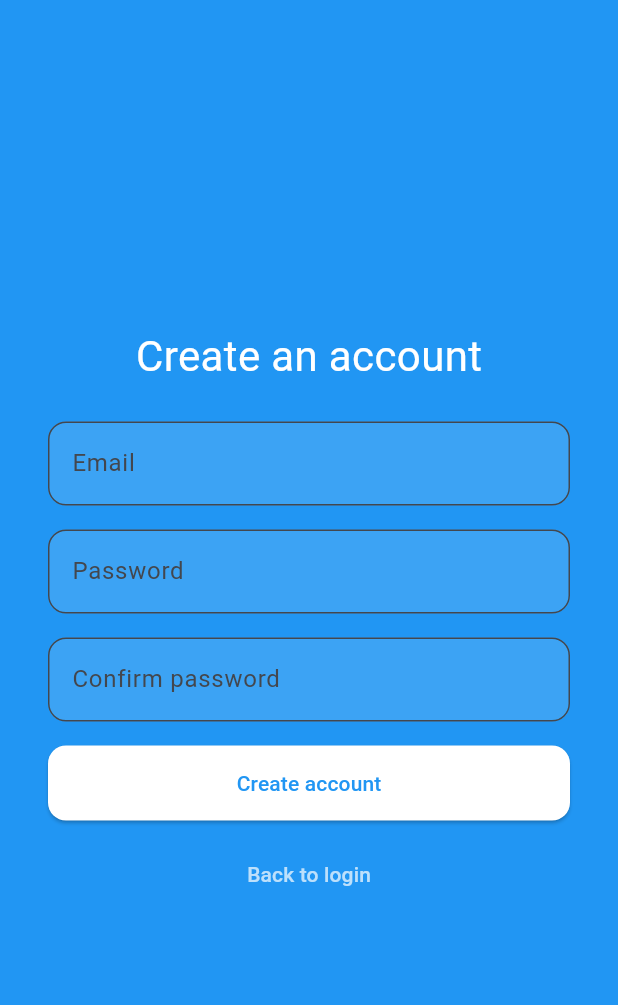
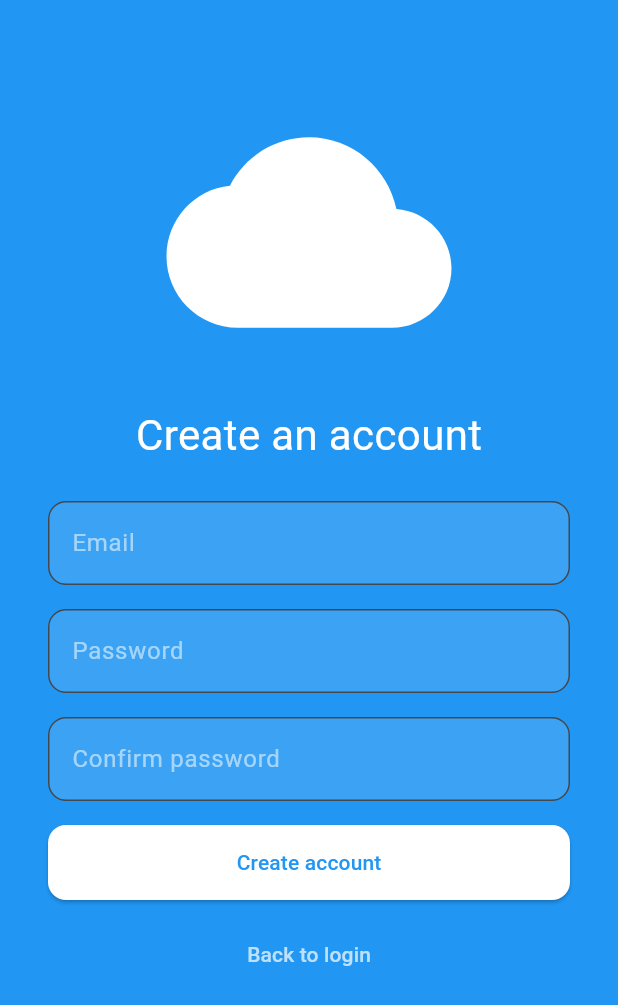
Before and after one commit to dafiee/archive, a Flutter app: the screen it shows after launch, after a tap on "Login", after a tap on "Sign up", on a phone screen of 412 x 824 dp. Shown: the top 1005 px of the screen. Run offline on Flutter 3.47's test engine with Material 3 defaults, Android fonts, the phone set to English and light mode, and no system bars; our stand-ins replace audioplayers, chewie, cloud_firestore, file_picker, firebase_auth, firebase_core and 5 more; missing offline and left inert: flutter_pdfview; accounts and stored records are empty; network calls fail.

Commit message:
Fix layout bugs and improve signup screen structure

```diff
--- a/lib/screens/login_screen.dart
+++ b/lib/screens/login_screen.dart
@@ -155,6 +155,11 @@ class _LoginScreenState extends State<LoginScreen>
           Positioned.fill(
             child: IgnorePointer(
               child: Center(
+                child: Container(
+                  width: 110, // Set your desired width
+                  height: 450, // Set your desired height
+                  alignment: Alignment.center,
+                  color: Colors.transparent, // Optional: helps with debugging
                   child: FractionallySizedBox(
                     widthFactor: 1.0,
                     heightFactor: 1.0,
@@ -167,21 +172,24 @@ class _LoginScreenState extends State<LoginScreen>
                             return Transform.translate(
                               offset: Offset(
                                 animation.value.dx *
-                                  MediaQuery.of(context).size.width,
+                                    210, // match container width
                                 animation.value.dy *
-                                  MediaQuery.of(context).size.height,
+                                    400, // match container height
                               ),
                               child: Opacity(
                                 opacity: 0.6,
-                              child: Icon(Icons.folder,
+                                child: Icon(
+                                  Icons.folder,
                                   size: 30,
                                   // ignore: deprecated_member_use
-                                  color: Colors.amber.withOpacity(0.7)),
+                                  color: Colors.amber.withOpacity(0.7),
+                                ),
                               ),
                             );
                           },
                         );
                       }).toList(),
+                    ),
                   ),
                 ),
               ),
@@ -279,7 +287,7 @@ class _LoginScreenState extends State<LoginScreen>
                     style: const TextStyle(color: Colors.white),
                     textInputAction: TextInputAction.done,
                     onSubmitted: (_) =>
-                        loginUser(), // 👈 triggers login on "Enter"
+                        loginUser(), // triggers login on "Enter"
                     decoration: InputDecoration(
                       hintText: "Password",
                       hintStyle: const TextStyle(color: Colors.white54),
--- a/lib/screens/sign_up_screen.dart
+++ b/lib/screens/sign_up_screen.dart
@@ -394,97 +394,230 @@ class _SignUpScreenState extends State<SignUpScreen> {
     super.dispose();
   }
 
+  InputDecoration _inputDecoration(String hint) => InputDecoration(
+        hintText: hint,
+        fillColor: Colors.white12,
+        filled: true,
+        border: OutlineInputBorder(
+          borderRadius: BorderRadius.circular(12),
+        ),
+        hintStyle: const TextStyle(color: Colors.white54),
+      );
+
   @override
   Widget build(BuildContext context) {
     return Scaffold(
       backgroundColor: Colors.blue,
+      // body: SafeArea(
+      //   child: Padding(
+      //     padding: const EdgeInsets.symmetric(horizontal: 32),
+      //     child: Column(
+      //       mainAxisAlignment: MainAxisAlignment.center,
+      //       children: [
+      //         // Top cloud mask
+      //         Positioned(
+      //           top: 0,
+      //           left: 0,
+      //           right: 0,
+      //           child: Container(
+      //             height: 250,
+      //             decoration: const BoxDecoration(
+      //               color: Colors.blue,
+      //               borderRadius: BorderRadius.vertical(
+      //                 bottom: Radius.circular(50),
+      //               ),
+      //             ),
+      //             child: Align(
+      //               alignment: Alignment.bottomCenter,
+      //               child: Icon(Icons.cloud, size: 190, color: Colors.white),
+      //             ),
+      //           ),
+      //         ),
+
+      //         const Text(
+      //           "Create an account",
+      //           style: TextStyle(fontSize: 28, color: Colors.white),
+      //         ),
+      //         const SizedBox(height: 24),
+
+      //         // — Email —
+      //         TextField(
+      //           controller: _emailCtl,
+      //           decoration: InputDecoration(
+      //             hintText: "Email",
+      //             fillColor: Colors.white12,
+      //             filled: true,
+      //             border: OutlineInputBorder(
+      //                 borderRadius: BorderRadius.circular(12)),
+      //           ),
+      //           style: const TextStyle(color: Colors.white),
+      //           keyboardType: TextInputType.emailAddress,
+      //           textInputAction: TextInputAction.next,
+      //           onSubmitted: (_) => FocusScope.of(context).nextFocus(),
+      //         ),
+      //         const SizedBox(height: 16),
+
+      //         // — Password —
+      //         TextField(
+      //           controller: _passCtl,
+      //           decoration: InputDecoration(
+      //             hintText: "Password",
+      //             fillColor: Colors.white12,
+      //             filled: true,
+      //             border: OutlineInputBorder(
+      //                 borderRadius: BorderRadius.circular(12)),
+      //           ),
+      //           style: const TextStyle(color: Colors.white),
+      //           obscureText: true,
+      //           textInputAction: TextInputAction.next,
+      //           onSubmitted: (_) => FocusScope.of(context).nextFocus(),
+      //         ),
+      //         const SizedBox(height: 16),
+
+      //         // — Confirm —
+      //         TextField(
+      //           controller: _confirmCtl,
+      //           decoration: InputDecoration(
+      //             hintText: "Confirm password",
+      //             fillColor: Colors.white12,
+      //             filled: true,
+      //             border: OutlineInputBorder(
+      //                 borderRadius: BorderRadius.circular(12)),
+      //           ),
+      //           style: const TextStyle(color: Colors.white),
+      //           obscureText: true,
+      //           textInputAction: TextInputAction.done,
+      //           onSubmitted: (_) => signUp(),
+      //         ),
+
+      //         // — Error Card —
+      //         if (error != null)
+      //           Card(
+      //             color: Colors.red.shade50,
+      //             margin: const EdgeInsets.symmetric(vertical: 12),
+      //             child: Padding(
+      //               padding: const EdgeInsets.all(12),
+      //               child: Row(
+      //                 children: [
+      //                   const Icon(Icons.error_outline, color: Colors.red),
+      //                   const SizedBox(width: 8),
+      //                   Expanded(
+      //                     child: Text(
+      //                       error!,
+      //                       style: const TextStyle(color: Colors.red),
+      //                     ),
+      //                   ),
+      //                 ],
+      //               ),
+      //             ),
+      //           ),
+
+      //         const SizedBox(height: 16),
+
+      //         // — Create Account Button —
+      //         isLoading
+      //             ? const CircularProgressIndicator(color: Colors.white)
+      //             : ElevatedButton(
+      //                 onPressed: signUp,
+      //                 style: ElevatedButton.styleFrom(
+      //                   backgroundColor: Colors.white,
+      //                   foregroundColor: Colors.blue,
+      //                   minimumSize: const Size.fromHeight(50),
+      //                   shape: RoundedRectangleBorder(
+      //                       borderRadius: BorderRadius.circular(12)),
+      //                 ),
+      //                 child: const Text("Create account"),
+      //               ),
+
+      //         const SizedBox(height: 12),
+
+      //         // — Back to Login —
+      //         TextButton(
+      //           onPressed: () => Navigator.pop(context),
+      //           child: const Text(
+      //             "Back to login",
+      //             style: TextStyle(color: Colors.white70),
+      //           ),
+      //         ),
+      //       ],
+      //     ),
+      //   ),
+      // ),
+
       body: SafeArea(
-        child: Padding(
-          padding: const EdgeInsets.symmetric(horizontal: 32),
+        child: Stack(
+          children: [
+            // Cloud Header
+            Positioned(
+              top: 0,
+              left: 0,
+              right: 0,
+              child: Container(
+                height: 250,
+                decoration: const BoxDecoration(
+                  color: Colors.blue,
+                  borderRadius: BorderRadius.vertical(
+                    bottom: Radius.circular(50),
+                  ),
+                ),
+                child: Align(
+                  alignment: Alignment.bottomCenter,
+                  child: Icon(Icons.cloud, size: 190, color: Colors.white),
+                ),
+              ),
+            ),
+
+            // Registration form
+            Padding(
+              padding: const EdgeInsets.fromLTRB(32, 270, 32, 32),
+              child: SingleChildScrollView(
                 child: Column(
-            mainAxisAlignment: MainAxisAlignment.center,
                   children: [
                     const Text(
                       "Create an account",
                       style: TextStyle(fontSize: 28, color: Colors.white),
                     ),
                     const SizedBox(height: 24),
-
-              // — Email —
                     TextField(
                       controller: _emailCtl,
-                decoration: InputDecoration(
-                  hintText: "Email",
-                  fillColor: Colors.white12,
-                  filled: true,
-                  border: OutlineInputBorder(
-                      borderRadius: BorderRadius.circular(12)),
-                ),
+                      decoration: _inputDecoration("Email"),
                       style: const TextStyle(color: Colors.white),
-                keyboardType: TextInputType.emailAddress,
-                textInputAction: TextInputAction.next,
-                onSubmitted: (_) => FocusScope.of(context).nextFocus(),
                     ),
                     const SizedBox(height: 16),
-
-              // — Password —
                     TextField(
                       controller: _passCtl,
-                decoration: InputDecoration(
-                  hintText: "Password",
-                  fillColor: Colors.white12,
-                  filled: true,
-                  border: OutlineInputBorder(
-                      borderRadius: BorderRadius.circular(12)),
-                ),
+                      decoration: _inputDecoration("Password"),
+                      obscureText: true,
                       style: const TextStyle(color: Colors.white),
-                obscureText: true,
-                textInputAction: TextInputAction.next,
-                onSubmitted: (_) => FocusScope.of(context).nextFocus(),
                     ),
                     const SizedBox(height: 16),
-
-              // — Confirm —
                     TextField(
                       controller: _confirmCtl,
-                decoration: InputDecoration(
-                  hintText: "Confirm password",
-                  fillColor: Colors.white12,
-                  filled: true,
-                  border: OutlineInputBorder(
-                      borderRadius: BorderRadius.circular(12)),
+                      decoration: _inputDecoration("Confirm password"),
+                      obscureText: true,
+                      style: const TextStyle(color: Colors.white),
                     ),
-                style: const TextStyle(color: Colors.white),
-                obscureText: true,
-                textInputAction: TextInputAction.done,
-                onSubmitted: (_) => signUp(),
-              ),
-
-              // — Error Card —
-              if (error != null)
+                    if (error != null) ...[
+                      const SizedBox(height: 12),
                       Card(
                         color: Colors.red.shade50,
-                  margin: const EdgeInsets.symmetric(vertical: 12),
                         child: Padding(
                           padding: const EdgeInsets.all(12),
                           child: Row(
                             children: [
-                        const Icon(Icons.error_outline, color: Colors.red),
+                              const Icon(Icons.error_outline,
+                                  color: Colors.red),
                               const SizedBox(width: 8),
                               Expanded(
-                          child: Text(
-                            error!,
-                            style: const TextStyle(color: Colors.red),
-                          ),
+                                child: Text(error!,
+                                    style: const TextStyle(color: Colors.red)),
                               ),
                             ],
                           ),
                         ),
                       ),
-
+                    ],
                     const SizedBox(height: 16),
-
-              // — Create Account Button —
                     isLoading
                         ? const CircularProgressIndicator(color: Colors.white)
                         : ElevatedButton(
@@ -494,14 +627,12 @@ class _SignUpScreenState extends State<SignUpScreen> {
                               foregroundColor: Colors.blue,
                               minimumSize: const Size.fromHeight(50),
                               shape: RoundedRectangleBorder(
-                            borderRadius: BorderRadius.circular(12)),
+                                borderRadius: BorderRadius.circular(12),
+                              ),
                             ),
                             child: const Text("Create account"),
                           ),
-
                     const SizedBox(height: 12),
-
-              // — Back to Login —
                     TextButton(
                       onPressed: () => Navigator.pop(context),
                       child: const Text(
@@ -513,6 +644,9 @@ class _SignUpScreenState extends State<SignUpScreen> {
                 ),
               ),
             ),
+          ],
+        ),
+      ),
     );
   }
 }
```
Also changed, not shown: 4 other files. Lines whose indentation alone changed are shown as unchanged.
